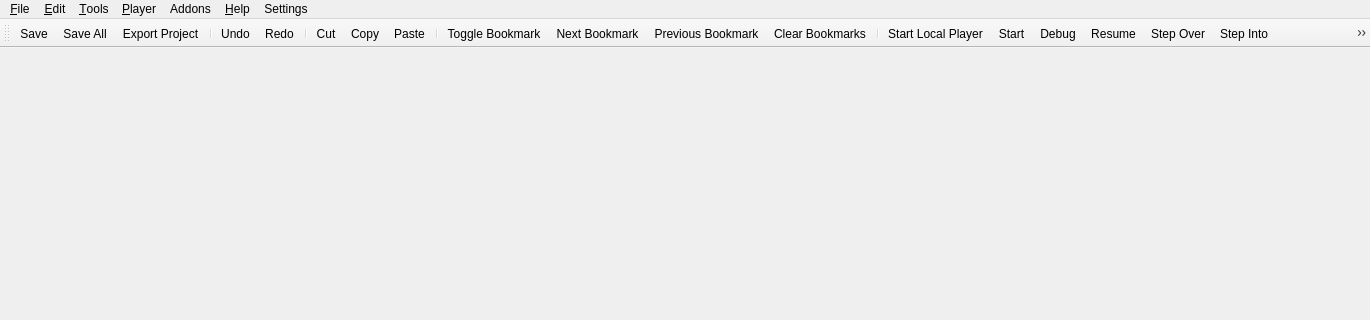
Old version of the form ui/mainwindow.ui in the repository gideros/gideros; both pictures show x 0 to 1370 and y 0 to 320 of the 1370 by 750 pixel window.
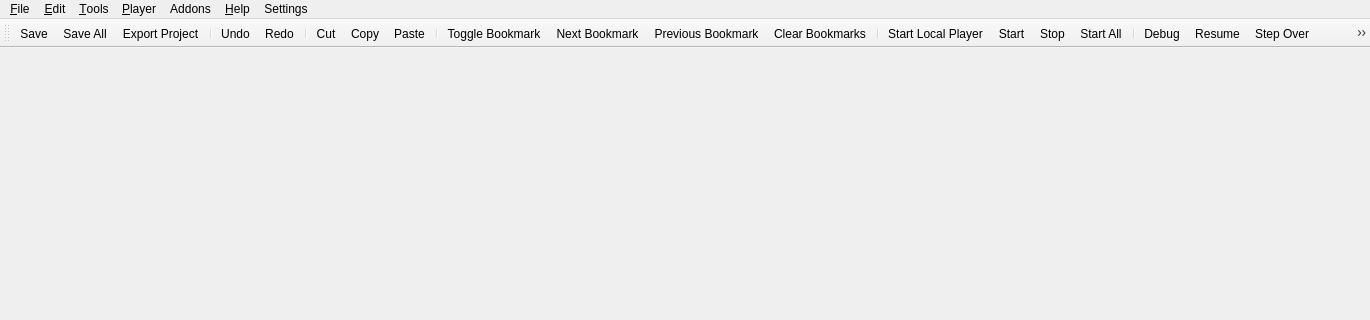
New version of the form.

Commit message: [studio] Fix debugging [plugin/threads] Fix iOS declaration

```diff
--- a/ui/mainwindow.ui
+++ b/ui/mainwindow.ui
@@ -181,13 +181,14 @@
    <addaction name="separator"/>
    <addaction name="actionStart_Player"/>
    <addaction name="actionStart"/>
+   <addaction name="actionStop"/>
+   <addaction name="actionStartAll"/>
+   <addaction name="separator"/>
    <addaction name="actionDebug"/>
    <addaction name="actionResume"/>
    <addaction name="actionStepOver"/>
    <addaction name="actionStepInto"/>
    <addaction name="actionStepReturn"/>
-   <addaction name="actionStop"/>
-   <addaction name="actionStartAll"/>
   </widget>
   <widget class="QStatusBar" name="statusBar"/>
   <action name="actionNew_Project">
```
The commit also changes 2 other files.
